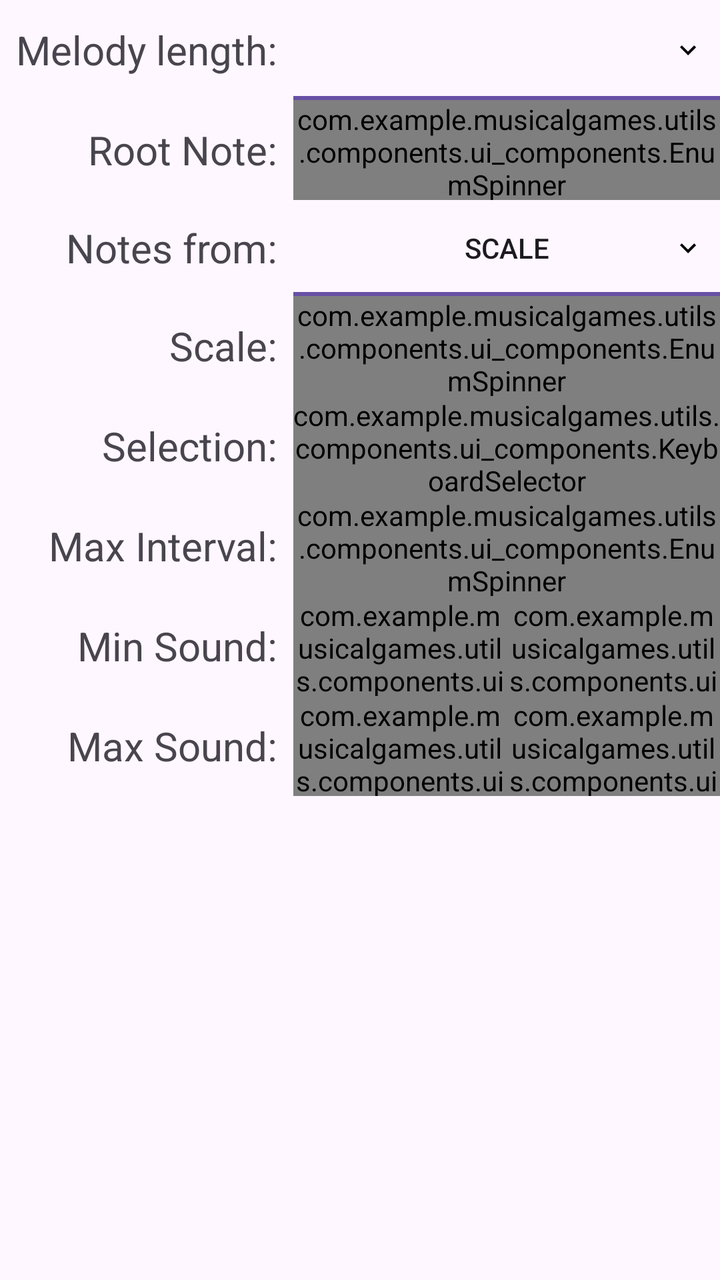
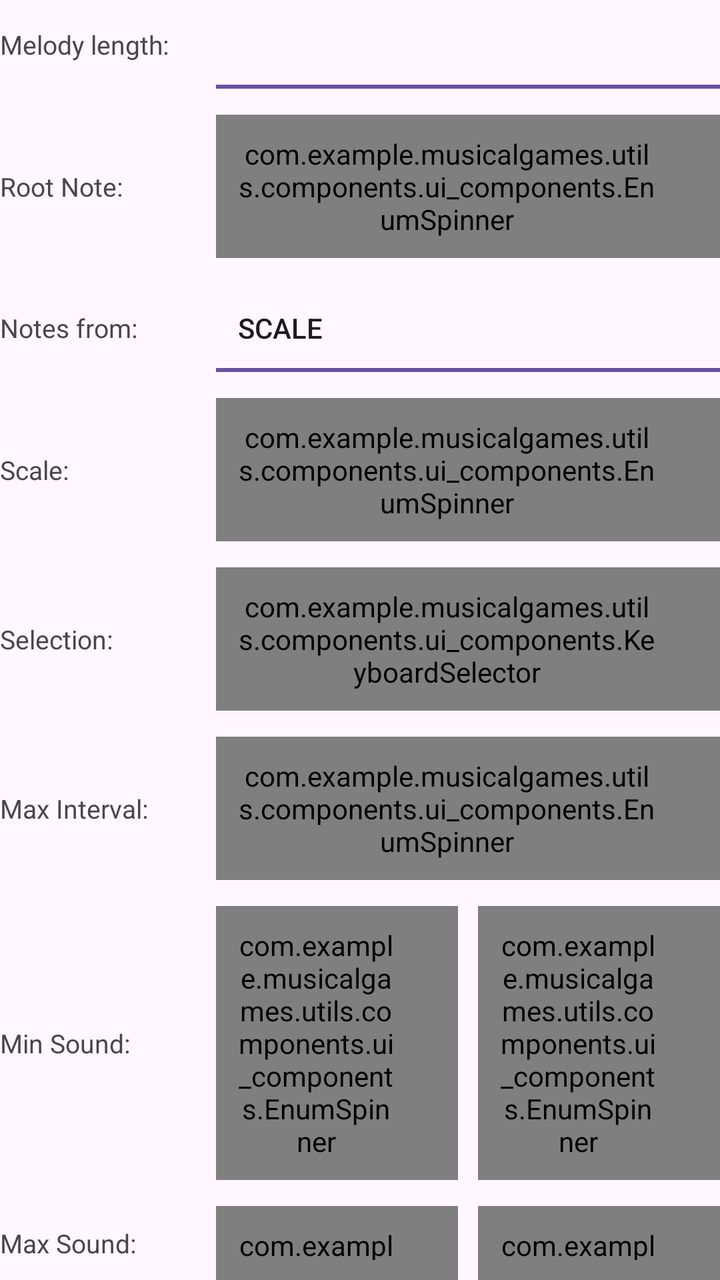

The first picture is an Android layout as it rendered before a commit; the second is the same layout after the commit. The layout source and the unified diff follow.
<!-- AndroidManifest.xml: application theme Base.Theme.MusicalGames -->
<!-- res/layout/view_ear_custom_creator.xml -->
<?xml version="1.0" encoding="utf-8"?>
<TableLayout android:layout_width="match_parent"
    android:layout_height="wrap_content"

    xmlns:android="http://schemas.android.com/apk/res/android">

    <TableRow
        android:id="@+id/len_row"
        android:layout_width="match_parent"
        android:layout_height="wrap_content">

        <TextView
            android:id="@+id/len"
            style="@style/customLabelStyle"
            android:text="Melody length:" />

        <EditText
            android:id="@+id/edit_len"
            style="@style/customInputElementStyle"
            android:inputType="number"
            android:maxLength="2" />

    </TableRow>

    <TableRow
        android:id="@+id/root_row"
        android:layout_width="match_parent"
        android:layout_height="wrap_content">

        <TextView
            android:id="@+id/rootNoteLabel"
            style="@style/customLabelStyle"
            android:text="Root Note:" />


        <com.example.musicalgames.utils.components.ui_components.EnumSpinner
            style="@style/customInputElementStyle"
            android:popupBackground="@drawable/spinner_popup_background"
            android:id="@+id/root_spinner"/>
    </TableRow>

    <TableRow
        android:layout_width="match_parent"
        android:layout_height="match_parent" >
        <TextView
            style="@style/customLabelStyle"
            android:text="Notes from:"
            />

        <ToggleButton
            android:id="@+id/isSelectionToggle"
            style="@style/customInputElementStyle"
            android:layout_width="wrap_content"
            android:layout_height="wrap_content"
            android:text="ToggleButton"
            android:textOff="Scale"
            android:textOn="Selection" />
    </TableRow>

    <TableRow
        android:id="@+id/scale_row"
        android:layout_width="match_parent"
        android:layout_height="match_parent">

        <TextView
            android:id="@+id/scaleLabel"
            style="@style/customLabelStyle"
            android:text="Scale:" />

        <com.example.musicalgames.utils.components.ui_components.EnumSpinner
            android:id="@+id/scaleSpinner"
            android:popupBackground="@drawable/spinner_popup_background"
            style="@style/customInputElementStyle" />
    </TableRow>
    <TableRow
        android:id="@+id/custom_notes_row"
        android:layout_width="match_parent"
        android:layout_height="match_parent">
        <TextView
            style="@style/customLabelStyle"
            android:text="Selection:"/>
        <com.example.musicalgames.utils.components.ui_components.KeyboardSelector
            android:id="@+id/keyboard_selector"
            android:popupBackground="@drawable/spinner_popup_background"
            style="@style/customInputElementStyle"
            />
    </TableRow>

    <TableRow
        android:id="@+id/max_interval_row"
        android:layout_width="match_parent"
        android:layout_height="match_parent">

        <TextView
            android:id="@+id/maxIntervalLabel"
            style="@style/customLabelStyle"
            android:text="Max Interval:" />

        <com.example.musicalgames.utils.components.ui_components.EnumSpinner
            android:id="@+id/max_interval_spinner"
            android:popupBackground="@drawable/spinner_popup_background"
            style="@style/customInputElementStyle" />
    </TableRow>

    <TableRow
        android:id="@+id/min_note_row"
        android:layout_width="match_parent"
        android:layout_height="match_parent">

        <TextView
            android:id="@+id/minSoundLabel"
            style="@style/customLabelStyle"

            android:text="Min Sound:" />

        <TableRow style="@style/customInputStyle">

            <com.example.musicalgames.utils.components.ui_components.EnumSpinner
                android:id="@+id/min_note_spinner"
                android:popupBackground="@drawable/spinner_popup_background"
                style="@style/customInputElementStyle" />

            <com.example.musicalgames.utils.components.ui_components.EnumSpinner
                android:popupBackground="@drawable/spinner_popup_background"
                android:id="@+id/min_note_octave"
                style="@style/customInputElementStyle" />
        </TableRow>

    </TableRow>

    <TableRow
        android:id="@+id/max_note_row"
        android:layout_width="match_parent"
        android:layout_height="match_parent">

        <TextView
            android:id="@+id/maxSoundLabel"
            style="@style/customLabelStyle"
            android:text="Max Sound:" />

        <TableRow style="@style/customInputStyle">

            <com.example.musicalgames.utils.components.ui_components.EnumSpinner
                android:id="@+id/max_note_spinner"
                android:popupBackground="@drawable/spinner_popup_background"
                style="@style/customInputElementStyle" />

            <com.example.musicalgames.utils.components.ui_components.EnumSpinner
                android:id="@+id/max_octave_spinner"
                android:popupBackground="@drawable/spinner_popup_background"
                style="@style/customInputElementStyle" />
        </TableRow>
    </TableRow>
</TableLayout>
<!-- resources referenced by this layout -->
<resources>
  <!-- drawable spinner_popup_background (drawable) -->
  <shape xmlns:android="http://schemas.android.com/apk/res/android">
      <solid android:color="?attr/surfaceChipColor"/>
  </shape>
  <style name="customInputElementStyle">
          <item name="android:background">@drawable/spinner_chip_background</item>
          <item name="android:popupBackground">@drawable/spinner_popup_background</item>
          <item name="android:layout_width">match_parent</item>
          <item name="android:textAlignment">center</item>
          <item name="android:layout_height">50dp</item>
          <item name="android:layout_weight">1</item>
      </style>
  <style name="customInputStyle">
          <item name="android:layout_width">match_parent</item>
          <item name="android:layout_weight">1</item>
          <item name="android:layout_height">wrap_content</item>
      </style>
  <style name="customLabelStyle">
          <item name="android:textAlignment">textEnd</item>
          <item name="android:gravity">center_vertical</item>
          <item name="android:padding">8dp</item>
          <item name="android:textSize">20sp</item>
          <item name="android:layout_height">match_parent</item>
          <item name="android:layout_width">match_parent</item>
      </style>
  <style name="Base.Theme.MusicalGames" parent="Theme.Material3.DayNight.NoActionBar">
          
          
          
          
      </style>
  <!-- drawable spinner_chip_background (drawable) -->
  <?xml version="1.0" encoding="utf-8"?>
  <layer-list xmlns:android="http://schemas.android.com/apk/res/android">
      <item>
          <shape android:shape="rectangle">
              <solid android:color="?attr/surfaceChipColor"/>
          </shape>
      </item>
      <item
          android:gravity="bottom"
          android:height="2dp">
          <shape android:shape="rectangle">
              <solid android:color="?attr/colorPrimary"/>
          </shape>
      </item>
      <item
          android:gravity="center_vertical|end"
          android:width="16dp"
          android:height="16dp"
          android:right="8dp"
          android:drawable="@drawable/ic_chevron_down" />
  </layer-list>
  <!-- drawable ic_chevron_down (drawable) -->
  <vector xmlns:android="http://schemas.android.com/apk/res/android"
      android:width="24dp"
      android:height="24dp"
      android:viewportWidth="24"
      android:viewportHeight="24"
      android:tint="?attr/tertiaryTextColor">
      <path
          android:fillColor="#000000"
          android:pathData="M7.41,8.59L12,13.17L16.59,8.59L18,10L12,16L6,10Z" />
  </vector>
</resources>

<!-- the commit's change to res/layout/view_ear_custom_creator.xml (unified diff, before → after) -->
@@ -1,13 +1,15 @@
 <?xml version="1.0" encoding="utf-8"?>
-<TableLayout android:layout_width="match_parent"
+<LinearLayout xmlns:android="http://schemas.android.com/apk/res/android"
+    android:layout_width="match_parent"
     android:layout_height="wrap_content"
+    android:orientation="vertical">
 
-    xmlns:android="http://schemas.android.com/apk/res/android">
-
-    <TableRow
+    <LinearLayout
         android:id="@+id/len_row"
         android:layout_width="match_parent"
-        android:layout_height="wrap_content">
+        android:layout_height="wrap_content"
+        android:orientation="horizontal"
+        android:gravity="center_vertical">
 
         <TextView
             android:id="@+id/len"
@@ -20,28 +22,34 @@
             android:inputType="number"
             android:maxLength="2" />
 
-    </TableRow>
+    </LinearLayout>
 
-    <TableRow
+    <LinearLayout
         android:id="@+id/root_row"
         android:layout_width="match_parent"
-        android:layout_height="wrap_content">
+        android:layout_height="wrap_content"
+        android:layout_marginTop="13dp"
+        android:orientation="horizontal"
+        android:gravity="center_vertical">
 
         <TextView
             android:id="@+id/rootNoteLabel"
             style="@style/customLabelStyle"
             android:text="Root Note:" />
 
-
         <com.example.musicalgames.utils.components.ui_components.EnumSpinner
             style="@style/customInputElementStyle"
             android:popupBackground="@drawable/spinner_popup_background"
             android:id="@+id/root_spinner"/>
-    </TableRow>
+    </LinearLayout>
 
-    <TableRow
+    <LinearLayout
         android:layout_width="match_parent"
-        android:layout_height="match_parent" >
+        android:layout_height="wrap_content"
+        android:layout_marginTop="13dp"
+        android:orientation="horizontal"
+        android:gravity="center_vertical">
+
         <TextView
             style="@style/customLabelStyle"
             android:text="Notes from:"
@@ -55,12 +63,15 @@
             android:text="ToggleButton"
             android:textOff="Scale"
             android:textOn="Selection" />
-    </TableRow>
+    </LinearLayout>
 
-    <TableRow
+    <LinearLayout
         android:id="@+id/scale_row"
         android:layout_width="match_parent"
-        android:layout_height="match_parent">
+        android:layout_height="wrap_content"
+        android:layout_marginTop="13dp"
+        android:orientation="horizontal"
+        android:gravity="center_vertical">
 
         <TextView
             android:id="@+id/scaleLabel"
@@ -71,25 +82,34 @@
             android:id="@+id/scaleSpinner"
             android:popupBackground="@drawable/spinner_popup_background"
             style="@style/customInputElementStyle" />
-    </TableRow>
-    <TableRow
+    </LinearLayout>
+
+    <LinearLayout
         android:id="@+id/custom_notes_row"
         android:layout_width="match_parent"
-        android:layout_height="match_parent">
+        android:layout_height="wrap_content"
+        android:layout_marginTop="13dp"
+        android:orientation="horizontal"
+        android:gravity="center_vertical">
+
         <TextView
             style="@style/customLabelStyle"
             android:text="Selection:"/>
+
         <com.example.musicalgames.utils.components.ui_components.KeyboardSelector
             android:id="@+id/keyboard_selector"
             android:popupBackground="@drawable/spinner_popup_background"
             style="@style/customInputElementStyle"
             />
-    </TableRow>
+    </LinearLayout>
 
-    <TableRow
+    <LinearLayout
         android:id="@+id/max_interval_row"
         android:layout_width="match_parent"
-        android:layout_height="match_parent">
+        android:layout_height="wrap_content"
+        android:layout_marginTop="13dp"
+        android:orientation="horizontal"
+        android:gravity="center_vertical">
 
         <TextView
             android:id="@+id/maxIntervalLabel"
@@ -100,20 +120,22 @@
             android:id="@+id/max_interval_spinner"
             android:popupBackground="@drawable/spinner_popup_background"
             style="@style/customInputElementStyle" />
-    </TableRow>
+    </LinearLayout>
 
-    <TableRow
+    <LinearLayout
         android:id="@+id/min_note_row"
         android:layout_width="match_parent"
-        android:layout_height="match_parent">
+        android:layout_height="wrap_content"
+        android:layout_marginTop="13dp"
+        android:orientation="horizontal"
+        android:gravity="center_vertical">
 
         <TextView
             android:id="@+id/minSoundLabel"
             style="@style/customLabelStyle"
-
             android:text="Min Sound:" />
 
-        <TableRow style="@style/customInputStyle">
+        <LinearLayout style="@style/customInputStyle">
 
             <com.example.musicalgames.utils.components.ui_components.EnumSpinner
                 android:id="@+id/min_note_spinner"
@@ -123,22 +145,26 @@
             <com.example.musicalgames.utils.components.ui_components.EnumSpinner
                 android:popupBackground="@drawable/spinner_popup_background"
                 android:id="@+id/min_note_octave"
+                android:layout_marginStart="@dimen/custom_creator_chip_gap"
                 style="@style/customInputElementStyle" />
-        </TableRow>
+        </LinearLayout>
 
-    </TableRow>
+    </LinearLayout>
 
-    <TableRow
+    <LinearLayout
         android:id="@+id/max_note_row"
         android:layout_width="match_parent"
-        android:layout_height="match_parent">
+        android:layout_height="wrap_content"
+        android:layout_marginTop="13dp"
+        android:orientation="horizontal"
+        android:gravity="center_vertical">
 
         <TextView
             android:id="@+id/maxSoundLabel"
             style="@style/customLabelStyle"
             android:text="Max Sound:" />
 
-        <TableRow style="@style/customInputStyle">
+        <LinearLayout style="@style/customInputStyle">
 
             <com.example.musicalgames.utils.components.ui_components.EnumSpinner
                 android:id="@+id/max_note_spinner"
@@ -148,7 +174,8 @@
             <com.example.musicalgames.utils.components.ui_components.EnumSpinner
                 android:id="@+id/max_octave_spinner"
                 android:popupBackground="@drawable/spinner_popup_background"
+                android:layout_marginStart="@dimen/custom_creator_chip_gap"
                 style="@style/customInputElementStyle" />
-        </TableRow>
-    </TableRow>
-</TableLayout>
+        </LinearLayout>
+    </LinearLayout>
+</LinearLayout>
<!-- resource entries referenced after the edit -->
@@ -1,5 +1,6 @@
 <!-- resources referenced by this layout -->
 <resources>
+  <dimen name="custom_creator_chip_gap">10dp</dimen>
   <!-- drawable spinner_popup_background (drawable) -->
   <shape xmlns:android="http://schemas.android.com/apk/res/android">
       <solid android:color="?attr/surfaceChipColor"/>
@@ -7,23 +8,29 @@
   <style name="customInputElementStyle">
           <item name="android:background">@drawable/spinner_chip_background</item>
           <item name="android:popupBackground">@drawable/spinner_popup_background</item>
-          <item name="android:layout_width">match_parent</item>
-          <item name="android:textAlignment">center</item>
-          <item name="android:layout_height">50dp</item>
+          <item name="android:layout_width">0dp</item>
+          <item name="android:layout_height">wrap_content</item>
+          <item name="android:minHeight">@dimen/custom_creator_row_height</item>
           <item name="android:layout_weight">1</item>
+          <item name="android:gravity">center_vertical|start</item>
+          <item name="android:paddingStart">11dp</item>
+          <item name="android:paddingEnd">32dp</item>
+          <item name="android:paddingTop">10dp</item>
+          <item name="android:paddingBottom">10dp</item>
       </style>
   <style name="customInputStyle">
-          <item name="android:layout_width">match_parent</item>
+          <item name="android:layout_width">0dp</item>
           <item name="android:layout_weight">1</item>
           <item name="android:layout_height">wrap_content</item>
+          <item name="android:orientation">horizontal</item>
       </style>
   <style name="customLabelStyle">
-          <item name="android:textAlignment">textEnd</item>
-          <item name="android:gravity">center_vertical</item>
-          <item name="android:padding">8dp</item>
-          <item name="android:textSize">20sp</item>
-          <item name="android:layout_height">match_parent</item>
-          <item name="android:layout_width">match_parent</item>
+          <item name="android:gravity">center_vertical|start</item>
+          <item name="android:textColor">?attr/secondaryTextColor</item>
+          <item name="android:textSize">13sp</item>
+          <item name="android:layout_height">wrap_content</item>
+          <item name="android:layout_width">@dimen/custom_creator_label_width</item>
+          <item name="android:layout_marginEnd">@dimen/custom_creator_label_margin</item>
       </style>
   <style name="Base.Theme.MusicalGames" parent="Theme.Material3.DayNight.NoActionBar">
           
@@ -46,23 +53,9 @@
               <solid android:color="?attr/colorPrimary"/>
           </shape>
       </item>
-      <item
-          android:gravity="center_vertical|end"
-          android:width="16dp"
-          android:height="16dp"
-          android:right="8dp"
-          android:drawable="@drawable/ic_chevron_down" />
   </layer-list>
-  <!-- drawable ic_chevron_down (drawable) -->
-  <vector xmlns:android="http://schemas.android.com/apk/res/android"
-      android:width="24dp"
-      android:height="24dp"
-      android:viewportWidth="24"
-      android:viewportHeight="24"
-      android:tint="?attr/tertiaryTextColor">
-      <path
-          android:fillColor="#000000"
-          android:pathData="M7.41,8.59L12,13.17L16.59,8.59L18,10L12,16L6,10Z" />
-  </vector>
+  <dimen name="custom_creator_row_height">44dp</dimen>
+  <dimen name="custom_creator_label_width">96dp</dimen>
+  <dimen name="custom_creator_label_margin">12dp</dimen>
 </resources>
 
